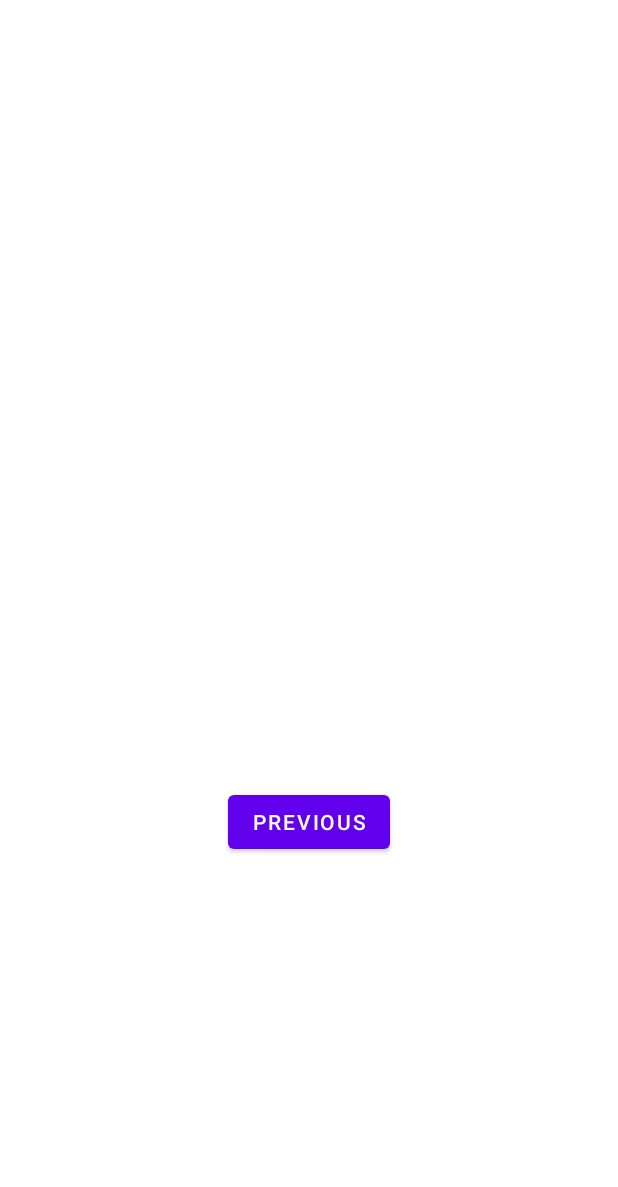
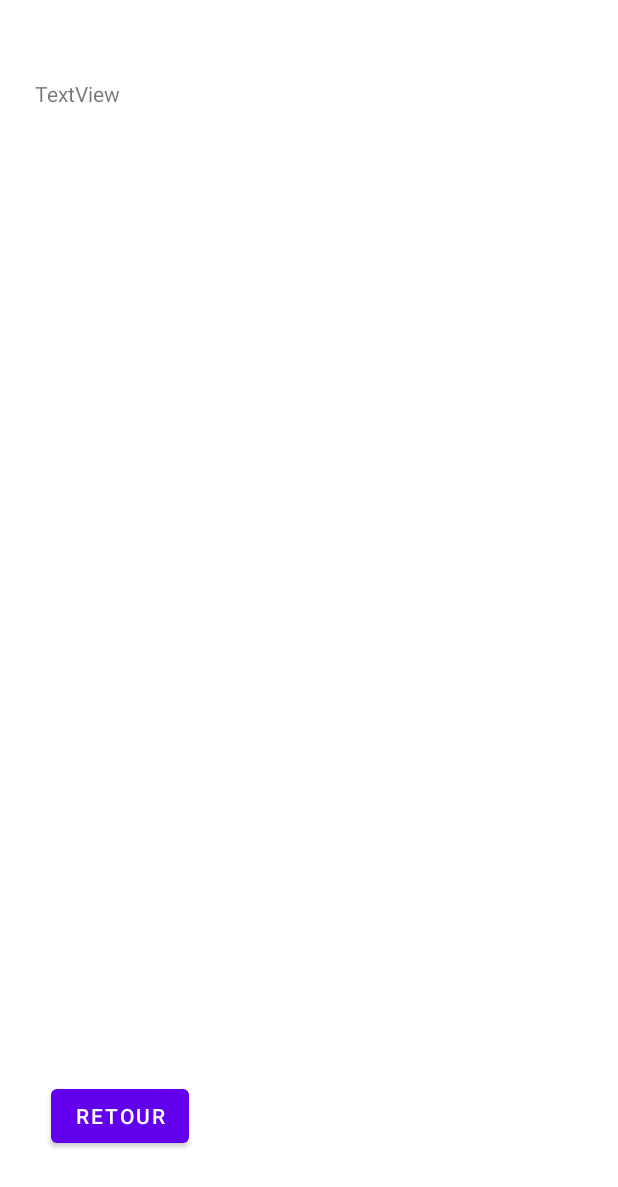
Before and after one commit to LucasVeliaBts/MigraineApp, an Android app: the layout activity_confirmer.xml on its own in the app's theme, with its tools: preview values and no code run, on a phone screen of 412 x 824 dp. Shown: the top 1187 px of the screen. Run offline under Robolectric (Android 15) with nearby library versions, the phone set to English and light mode, and no system bars.

Commit message:
Avancement du TP4 (2 pages)

```diff
--- a/app/src/main/AndroidManifest.xml
+++ b/app/src/main/AndroidManifest.xml
@@ -14,10 +14,8 @@
         android:theme="@style/Theme.MigraineApp"
         tools:targetApi="31">
         <activity
-            android:name=".Etape2"
-            android:exported="false"
-            android:label="@string/title_activity_etape2"
-            android:theme="@style/Theme.MigraineApp.NoActionBar" />
+            android:name=".Confirmer"
+            android:exported="false" />
         <activity
             android:name=".MainActivity"
             android:exported="true">
--- a/app/src/main/res/layout/fragment_second.xml
+++ b/app/src/main/res/layout/activity_confirmer.xml
@@ -4,24 +4,29 @@
     xmlns:tools="http://schemas.android.com/tools"
     android:layout_width="match_parent"
     android:layout_height="match_parent"
-    tools:context=".SecondFragment">
+    tools:context=".Confirmer">
+
+    <Button
+        android:id="@+id/buttonRetour"
+        android:layout_width="wrap_content"
+        android:layout_height="wrap_content"
+        android:layout_marginBottom="56dp"
+        android:text="Retour"
+        app:layout_constraintBottom_toBottomOf="parent"
+        app:layout_constraintEnd_toEndOf="parent"
+        app:layout_constraintHorizontal_bias="0.106"
+        app:layout_constraintStart_toStartOf="parent"
+        tools:ignore="MissingConstraints" />
 
     <TextView
-        android:id="@+id/textview_second"
-        android:layout_width="wrap_content"
-        android:layout_height="wrap_content"
-        app:layout_constraintBottom_toTopOf="@id/button_second"
-        app:layout_constraintEnd_toEndOf="parent"
-        app:layout_constraintStart_toStartOf="parent"
-        app:layout_constraintTop_toTopOf="parent" />
-
-    <Button
-        android:id="@+id/button_second"
-        android:layout_width="wrap_content"
-        android:layout_height="wrap_content"
-        android:text="@string/previous"
+        android:id="@+id/textView2"
+        android:layout_width="372dp"
+        android:layout_height="334dp"
+        android:text="TextView"
         app:layout_constraintBottom_toBottomOf="parent"
         app:layout_constraintEnd_toEndOf="parent"
+        app:layout_constraintHorizontal_bias="0.589"
         app:layout_constraintStart_toStartOf="parent"
-        app:layout_constraintTop_toBottomOf="@id/textview_second" />
+        app:layout_constraintTop_toTopOf="parent"
+        app:layout_constraintVertical_bias="0.108" />
 </androidx.constraintlayout.widget.ConstraintLayout>
```
Also changed, not shown: app/src/main/java/com/example/migraineapp/Confirmer.kt (added, +27 -0 lines), app/src/main/java/com/example/migraineapp/Etape2.kt (deleted, +0 -40 lines), app/src/main/java/com/example/migraineapp/FirstFragment.kt (deleted, +0 -44 lines), app/src/main/java/com/example/migraineapp/MainActivity.kt (+17 -6 lines), app/src/main/java/com/example/migraineapp/SecondFragment.kt (deleted, +0 -44 lines), app/src/main/res/layout/activity_etape2.xml (deleted, +0 -22 lines), app/src/main/res/layout/content_etape2.xml (deleted, +0 -19 lines), app/src/main/res/layout/fragment_first.xml (deleted, +0 -28 lines).
